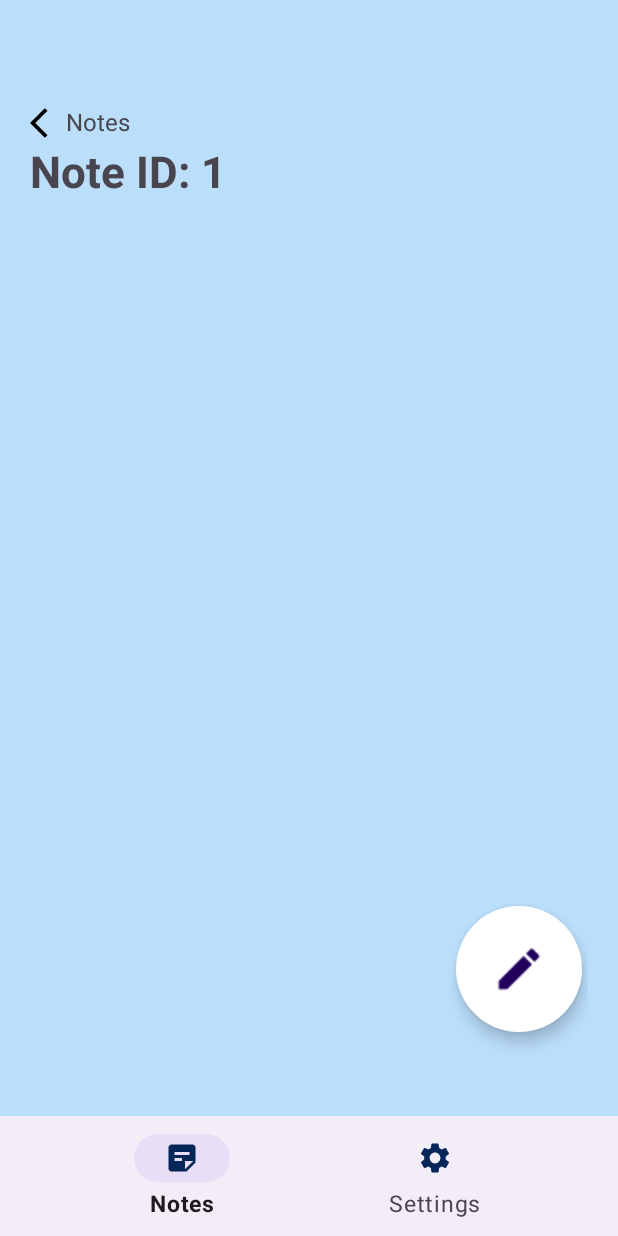
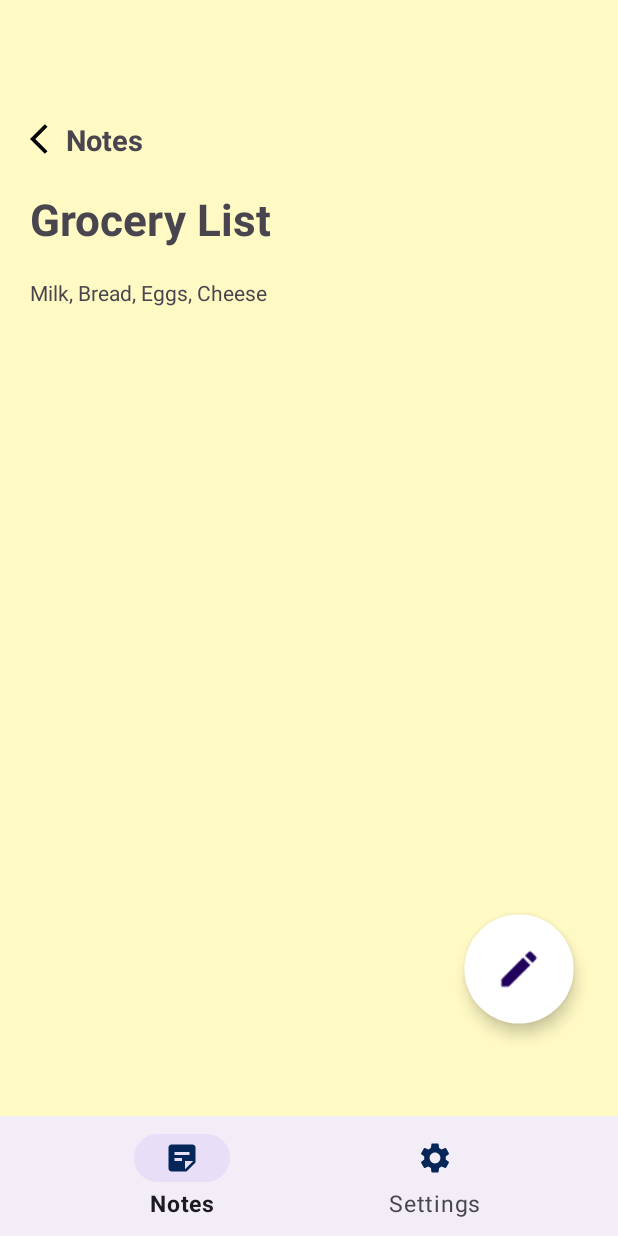
Before and after one commit to mryeminaung/note-taking-app, an Android app: the NotesFragment screen opened directly, with no data from a screen before it, after a tap on "Grocery List", on a phone screen of 412 x 824 dp. Run offline under Robolectric (Android 15) with nearby library versions, the phone set to English and light mode, and no system bars.

Commit message:
feat: unify note theming and restructure auth module

```diff
--- a/app/src/main/AndroidManifest.xml
+++ b/app/src/main/AndroidManifest.xml
@@ -11,7 +11,7 @@
     android:supportsRtl="true"
     android:theme="@style/Theme.NoteTakingapp">
     <activity
-      android:name=".WelcomeActivity"
+      android:name=".auth.WelcomeActivity"
       android:exported="true">
       <intent-filter>
         <action android:name="android.intent.action.MAIN" />
@@ -24,10 +24,10 @@
       android:name=".MainActivity"
       android:exported="true" />
     <activity
-      android:name=".LoginActivity"
+      android:name=".auth.LoginActivity"
       android:exported="true" />
     <activity
-      android:name=".SignUpActivity"
+      android:name=".auth.SignUpActivity"
       android:exported="true" />
   </application>
 
--- a/app/src/main/java/com/example/notetakingapp/NoteAdapter.kt
+++ b/app/src/main/java/com/example/notetakingapp/NoteAdapter.kt
@@ -1,7 +1,8 @@
+package com.example.notetakingapp
+
 import android.view.LayoutInflater
 import android.view.ViewGroup
 import androidx.recyclerview.widget.RecyclerView
-import com.example.notetakingapp.Note
 import com.example.notetakingapp.databinding.FragmentNoteCardBinding
 
 class NotesAdapter(
--- a/app/src/main/java/com/example/notetakingapp/NoteDetailFragment.kt
+++ b/app/src/main/java/com/example/notetakingapp/NoteDetailFragment.kt
@@ -5,6 +5,7 @@ import android.view.LayoutInflater
 import android.view.View
 import android.view.ViewGroup
 import androidx.fragment.app.Fragment
+import androidx.navigation.fragment.findNavController
 import androidx.navigation.fragment.navArgs
 import com.example.notetakingapp.databinding.FragmentNoteDetailBinding
 
@@ -13,7 +14,7 @@ class NoteDetailFragment : Fragment(R.layout.fragment_note_detail) {
     private var _binding: FragmentNoteDetailBinding? = null
     private val binding get() = _binding!!
 
-    private val args: NoteDetailFragmentArgs by navArgs()  // Correct class name
+    private val args: NoteDetailFragmentArgs by navArgs()
 
     override fun onCreateView(
         inflater: LayoutInflater, container: ViewGroup?,
@@ -26,9 +27,17 @@ class NoteDetailFragment : Fragment(R.layout.fragment_note_detail) {
     override fun onViewCreated(view: View, savedInstanceState: Bundle?) {
         super.onViewCreated(view, savedInstanceState)
 
-        val noteId = args.noteId
-        binding.textNoteId.text = "Note ID: $noteId"
-//         TODO: fetch note from repository or pass full Note object
+        val noteId = args.noteId.toString()
+        val noteTitle = args.noteTitle.toString()
+        val noteBody = args.noteBody.toString()
+        val noteBgColor = args.noteBgColor
+        binding.noteTitle.text = noteTitle
+        binding.noteBody.text = noteBody
+        binding.noteDetailContainer.setBackgroundColor(noteBgColor)
+
+        binding.backToNotesBtn.setOnClickListener {
+            findNavController().navigateUp()
+        }
     }
 
     override fun onDestroyView() {
--- a/app/src/main/java/com/example/notetakingapp/NotesFragment.kt
+++ b/app/src/main/java/com/example/notetakingapp/NotesFragment.kt
@@ -1,8 +1,6 @@
 package com.example.notetakingapp
 
-import NotesAdapter
 import android.os.Bundle
-import android.util.Log
 import android.view.View
 import androidx.core.graphics.toColorInt
 import androidx.fragment.app.Fragment
@@ -41,16 +39,19 @@ class NotesFragment : Fragment(R.layout.fragment_notes) {
                 // TODO: Handle edit
             },
             onNoteClick = { note ->
-                Log.d("Test : ", "Clicking a Card")
                 val action = NotesFragmentDirections
-                    .actionNotesFragmentToNoteDetailFragment(note.id)
+                    .actionNotesFragmentToNoteDetailFragment(
+                        noteId = note.id,
+                        noteTitle = note.title,
+                        noteBody = note.body,
+                        noteBgColor = note.bgColor
+                    )
                 findNavController().navigate(action)
             }
         )
 
         binding.notesContainer.layoutManager = LinearLayoutManager(requireContext())
-//        binding.notesContainer.adapter = NotesAdapter(notes)
-        binding.notesContainer.adapter = adapter // use the adapter with listeners
+        binding.notesContainer.adapter = adapter
     }
 
     override fun onDestroyView() {
--- a/app/src/main/java/com/example/notetakingapp/WelcomeActivity.kt
+++ /dev/null
@@ -1,27 +0,0 @@
-package com.example.notetakingapp
-
-import android.content.Intent
-import android.os.Bundle
-import androidx.appcompat.app.AppCompatActivity
-import com.example.notetakingapp.databinding.ActivityWelcomeBinding
-
-class WelcomeActivity : AppCompatActivity() {
-    lateinit var binding: ActivityWelcomeBinding
-    override fun onCreate(savedInstanceState: Bundle?) {
-        super.onCreate(savedInstanceState)
-        binding = ActivityWelcomeBinding.inflate(layoutInflater)
-        setContentView(binding.root)
-
-        binding.loginBtn.setOnClickListener {
-            val intent = Intent(this, LoginActivity::class.java)
-            startActivity(intent)
-            finish()
-        }
-
-        binding.signupBtn.setOnClickListener {
-            val intent = Intent(this, SignUpActivity::class.java)
-            startActivity(intent)
-            finish()
-        }
-    }
-}
--- /dev/null
+++ b/app/src/main/java/com/example/notetakingapp/auth/LoginActivity.kt
@@ -0,0 +1,28 @@
+package com.example.notetakingapp.auth
+
+import android.content.Intent
+import android.os.Bundle
+import androidx.appcompat.app.AppCompatActivity
+import com.example.notetakingapp.MainActivity
+import com.example.notetakingapp.databinding.ActivityLoginBinding
+
+class LoginActivity : AppCompatActivity() {
+    lateinit var binding: ActivityLoginBinding
+    override fun onCreate(savedInstanceState: Bundle?) {
+        super.onCreate(savedInstanceState)
+        binding = ActivityLoginBinding.inflate(layoutInflater)
+        setContentView(binding.root)
+
+        binding.loginButton.setOnClickListener {
+            val intent = Intent(this, MainActivity::class.java)
+            startActivity(intent)
+            finish()
+        }
+
+        binding.signupLink.setOnClickListener {
+            val intent = Intent(this, SignUpActivity::class.java)
+            startActivity(intent)
+            finish()
+        }
+    }
+}
--- a/app/src/main/java/com/example/notetakingapp/SignUpActivity.kt
+++ b/app/src/main/java/com/example/notetakingapp/auth/SignUpActivity.kt
@@ -1,8 +1,9 @@
-package com.example.notetakingapp
+package com.example.notetakingapp.auth
 
 import android.content.Intent
 import android.os.Bundle
 import androidx.appcompat.app.AppCompatActivity
+import com.example.notetakingapp.MainActivity
 import com.example.notetakingapp.databinding.ActivitySignupBinding
 
 class SignUpActivity : AppCompatActivity() {
--- a/app/src/main/java/com/example/notetakingapp/LoginActivity.kt
+++ b/app/src/main/java/com/example/notetakingapp/auth/WelcomeActivity.kt
@@ -1,24 +1,24 @@
-package com.example.notetakingapp
+package com.example.notetakingapp.auth
 
 import android.content.Intent
 import android.os.Bundle
 import androidx.appcompat.app.AppCompatActivity
-import com.example.notetakingapp.databinding.ActivityLoginBinding
+import com.example.notetakingapp.databinding.ActivityWelcomeBinding
 
-class LoginActivity : AppCompatActivity() {
-    lateinit var binding: ActivityLoginBinding
+class WelcomeActivity : AppCompatActivity() {
+    lateinit var binding: ActivityWelcomeBinding
     override fun onCreate(savedInstanceState: Bundle?) {
         super.onCreate(savedInstanceState)
-        binding = ActivityLoginBinding.inflate(layoutInflater)
+        binding = ActivityWelcomeBinding.inflate(layoutInflater)
         setContentView(binding.root)
 
-        binding.loginButton.setOnClickListener {
-            val intent = Intent(this, MainActivity::class.java)
+        binding.loginBtn.setOnClickListener {
+            val intent = Intent(this, LoginActivity::class.java)
             startActivity(intent)
             finish()
         }
 
-        binding.signupLink.setOnClickListener {
+        binding.signupBtn.setOnClickListener {
             val intent = Intent(this, SignUpActivity::class.java)
             startActivity(intent)
             finish()
--- a/app/src/main/res/drawable/ic_add.xml
+++ b/app/src/main/res/drawable/ic_add.xml
@@ -1,12 +1,12 @@
 <vector xmlns:android="http://schemas.android.com/apk/res/android"
-  android:width="30dp"
-  android:height="30dp"
+  android:width="24dp"
+  android:height="24dp"
   android:tint="#000000"
   android:viewportWidth="24"
   android:viewportHeight="24">
 
   <path
-    android:fillColor="@android:color/white"
+    android:fillColor="@color/deep_blue"
     android:pathData="M19,13h-6v6h-2v-6H5v-2h6V5h2v6h6v2z" />
 
 </vector>
--- a/app/src/main/res/layout/fragment_note_detail.xml
+++ b/app/src/main/res/layout/fragment_note_detail.xml
@@ -5,7 +5,25 @@
   android:layout_width="match_parent"
   android:layout_height="match_parent"
   android:background="@color/sticky_blue"
-  android:padding="20dp">
+  android:paddingHorizontal="20dp"
+  android:paddingTop="30dp">
+
+  <com.google.android.material.floatingactionbutton.FloatingActionButton
+    android:id="@+id/editNoteFab"
+    android:layout_width="wrap_content"
+    android:layout_height="wrap_content"
+    android:layout_marginEnd="18dp"
+    android:layout_marginBottom="150dp"
+    android:contentDescription="Edit Note"
+    android:scaleX="1.3"
+    android:scaleY="1.3"
+    android:src="@drawable/ic_edit"
+    app:backgroundTint="@android:color/white"
+    app:layout_constraintBottom_toBottomOf="parent"
+    app:layout_constraintRight_toRightOf="parent"
+    app:shapeAppearanceOverlay="@style/ShapeAppearance.Material3.Corner.Full"
+    app:strokeColor="#D5D5D5"
+    app:strokeWidth="1dp" />
 
   <TextView
     android:id="@+id/backToNotesBtn"
@@ -14,36 +32,41 @@
     android:layout_marginTop="50dp"
     android:drawableStart="@drawable/ic_arrow_back"
     android:text="Notes"
-    android:textSize="16sp"
+    android:textSize="19sp"
+    android:textStyle="bold"
     app:layout_constraintLeft_toLeftOf="parent"
     app:layout_constraintTop_toTopOf="parent" />
 
   <TextView
-    android:id="@+id/textNoteId"
+    android:id="@+id/noteTitle"
     android:layout_width="wrap_content"
     android:layout_height="wrap_content"
-    android:text="Project Meeting"
+    android:layout_marginTop="20dp"
+    android:text="Sample Note Title"
     android:textSize="29sp"
     android:textStyle="bold"
     app:layout_constraintLeft_toLeftOf="parent"
     app:layout_constraintTop_toBottomOf="@id/backToNotesBtn" />
 
+  <ScrollView
+    android:id="@+id/noteDetail"
+    android:layout_width="match_parent"
+    android:layout_height="0dp"
+    android:layout_marginTop="20dp"
+    android:layout_marginBottom="100dp"
+    app:layout_constraintTop_toBottomOf="@id/noteTitle">
 
-  <com.google.android.material.floatingactionbutton.FloatingActionButton
-    android:id="@+id/editNoteFab"
-    android:layout_width="wrap_content"
-    android:layout_height="wrap_content"
-    android:layout_marginEnd="18dp"
-    android:layout_marginBottom="130dp"
-    android:contentDescription="Edit Note"
-    android:scaleX="1.5"
-    android:scaleY="1.5"
-    android:src="@drawable/ic_edit"
-    app:backgroundTint="@android:color/white"
-    app:layout_constraintBottom_toBottomOf="parent"
-    app:layout_constraintRight_toRightOf="parent"
-    app:shapeAppearanceOverlay="@style/ShapeAppearance.Material3.Corner.Full"
-    app:strokeColor="#D5D5D5"
-    app:strokeWidth="1dp" />
+    <LinearLayout
+      android:layout_width="match_parent"
+      android:layout_height="wrap_content"
+      android:orientation="vertical">
+
+      <TextView
+        android:id="@+id/noteBody"
+        android:layout_width="match_parent"
+        android:layout_height="wrap_content"
+        android:text="This is a sample note body text that will appear in the preview. You can see how your layout looks with actual content." />
+    </LinearLayout>
+  </ScrollView>
 
 </androidx.constraintlayout.widget.ConstraintLayout>
--- a/app/src/main/res/layout/fragment_notes.xml
+++ b/app/src/main/res/layout/fragment_notes.xml
@@ -14,8 +14,8 @@
     android:layout_marginEnd="18dp"
     android:layout_marginBottom="130dp"
     android:contentDescription="Add Note"
-    android:scaleX="1.2"
-    android:scaleY="1.2"
+    android:scaleX="1.3"
+    android:scaleY="1.3"
     android:src="@drawable/ic_add"
     app:backgroundTint="@android:color/white"
     app:layout_constraintBottom_toBottomOf="parent"
--- a/app/src/main/res/navigation/main_nav_graph.xml
+++ b/app/src/main/res/navigation/main_nav_graph.xml
@@ -5,7 +5,6 @@
   android:id="@+id/main_nav_graph"
   app:startDestination="@id/notesFragment">
 
-  <!-- Notes Fragment: The starting point for the app -->
   <fragment
     android:id="@+id/notesFragment"
     android:name="com.example.notetakingapp.NotesFragment"
@@ -23,13 +22,22 @@
   <fragment
     android:id="@+id/noteDetailFragment"
     android:name="com.example.notetakingapp.NoteDetailFragment"
-    android:label="Note Detail">
+    android:label="Note Detail"
+    tools:layout="@layout/fragment_note_detail">
     <argument
       android:name="noteId"
       app:argType="integer" />
+    <argument
+      android:name="noteTitle"
+      app:argType="string" />
+    <argument
+      android:name="noteBody"
+      app:argType="string" />
+    <argument
+      android:name="noteBgColor"
+      app:argType="integer" />
   </fragment>
 
-  <!-- Settings Fragment -->
   <fragment
     android:id="@+id/settingsFragment"
     android:name="com.example.notetakingapp.SettingsFragment"
@@ -40,4 +48,21 @@
       app:destination="@id/notesFragment" />
   </fragment>
 
+  <!--    navigation between activities using Intent  -->
+  <activity
+    android:id="@+id/welcomeActivity"
+    android:name="com.example.notetakingapp.auth.WelcomeActivity"
+    android:label="WelcomeActivity"
+    tools:layout="@layout/activity_welcome" />
+  <activity
+    android:id="@+id/loginActivity"
+    android:name="com.example.notetakingapp.auth.LoginActivity"
+    android:label="LoginActivity"
+    tools:layout="@layout/activity_login" />
+  <activity
+    android:id="@+id/signUpActivity"
+    android:name="com.example.notetakingapp.auth.SignUpActivity"
+    android:label="SignUpActivity"
+    tools:layout="@layout/activity_signup" />
+
 </navigation>
```
